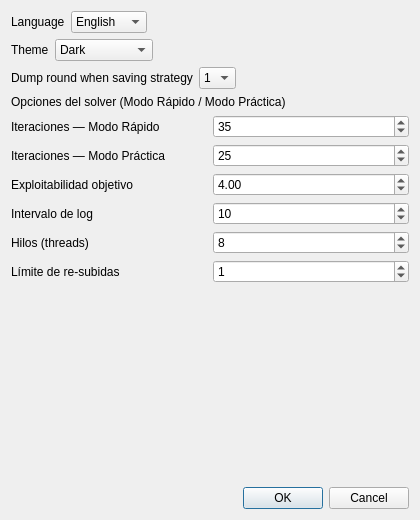
The window that settingeditor.ui (NicolasTu-dev/NicoSolver) describes before a commit, drawn with Qt 5.
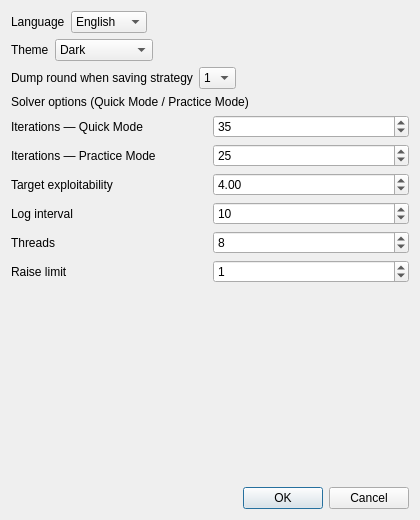
The same window after the commit.

```diff
--- a/settingeditor.ui
+++ b/settingeditor.ui
@@ -158,7 +158,7 @@
      <item>
       <widget class="QLabel" name="quickModeOptionsLabel">
        <property name="text">
-        <string>Opciones del solver (Modo Rápido / Modo Práctica)</string>
+        <string>Solver options (Quick Mode / Practice Mode)</string>
        </property>
       </widget>
      </item>
@@ -167,7 +167,7 @@
        <item>
         <widget class="QLabel" name="label_4">
          <property name="text">
-          <string>Iteraciones — Modo Rápido</string>
+          <string>Iterations — Quick Mode</string>
          </property>
         </widget>
        </item>
@@ -191,7 +191,7 @@
        <item>
         <widget class="QLabel" name="label_5">
          <property name="text">
-          <string>Iteraciones — Modo Práctica</string>
+          <string>Iterations — Practice Mode</string>
          </property>
         </widget>
        </item>
@@ -215,7 +215,7 @@
        <item>
         <widget class="QLabel" name="label_6">
          <property name="text">
-          <string>Exploitabilidad objetivo</string>
+          <string>Target exploitability</string>
          </property>
         </widget>
        </item>
@@ -242,7 +242,7 @@
        <item>
         <widget class="QLabel" name="label_7">
          <property name="text">
-          <string>Intervalo de log</string>
+          <string>Log interval</string>
          </property>
         </widget>
        </item>
@@ -266,7 +266,7 @@
        <item>
         <widget class="QLabel" name="label_8">
          <property name="text">
-          <string>Hilos (threads)</string>
+          <string>Threads</string>
          </property>
         </widget>
        </item>
@@ -290,7 +290,7 @@
        <item>
         <widget class="QLabel" name="label_9">
          <property name="text">
-          <string>Límite de re-subidas</string>
+          <string>Raise limit</string>
          </property>
         </widget>
        </item>
```
Left out of the diff: 2 changed lines with no effect on the pictures.
